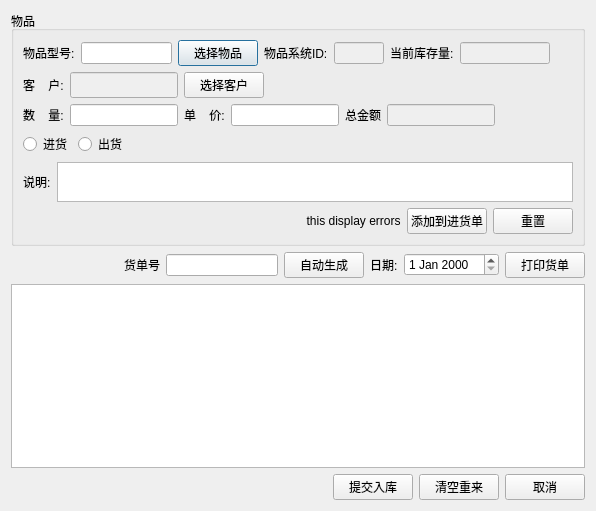
The window that python_study/src/ims/ui/DlgInOutArticle.ui (jiang520/goodstart) describes before a commit, drawn with Qt 5.
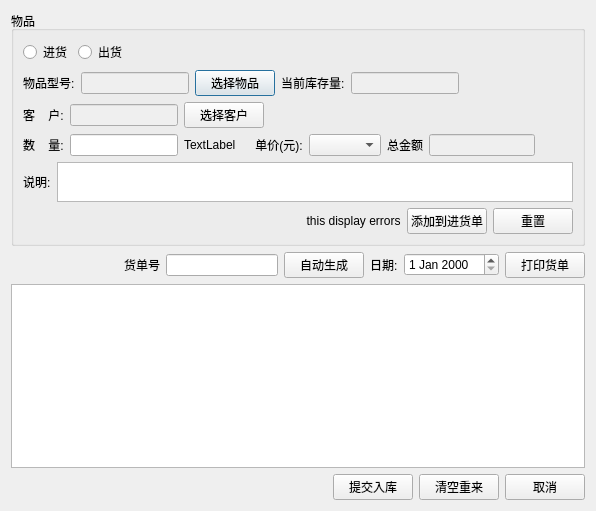
The same window after the commit.

Commit message: [chg]将物品信息添加,修改放到单独的窗口 [chg]增加了出入库的查询条件

What changed in the file:
```diff
--- a/python_study/src/ims/ui/DlgInOutArticle.ui
+++ b/python_study/src/ims/ui/DlgInOutArticle.ui
@@ -22,6 +22,37 @@
         <string>物品</string>
        </property>
        <layout class="QVBoxLayout" name="verticalLayout">
+        <item>
+         <layout class="QHBoxLayout" name="horizontalLayout">
+          <item>
+           <widget class="QRadioButton" name="radioButton_in">
+            <property name="text">
+             <string>进货</string>
+            </property>
+           </widget>
+          </item>
+          <item>
+           <widget class="QRadioButton" name="radioButton_out">
+            <property name="text">
+             <string>出货</string>
+            </property>
+           </widget>
+          </item>
+          <item>
+           <spacer name="horizontalSpacer_5">
+            <property name="orientation">
+             <enum>Qt::Horizontal</enum>
+            </property>
+            <property name="sizeHint" stdset="0">
+             <size>
+              <width>40</width>
+              <height>20</height>
+             </size>
+            </property>
+           </spacer>
+          </item>
+         </layout>
+        </item>
         <item>
          <layout class="QHBoxLayout" name="horizontalLayout_8">
           <item>
@@ -33,6 +64,9 @@
           </item>
           <item>
            <widget class="QLineEdit" name="lineEdit_articlename">
+            <property name="enabled">
+             <bool>false</bool>
+            </property>
             <property name="sizePolicy">
              <sizepolicy hsizetype="Preferred" vsizetype="Fixed">
               <horstretch>0</horstretch>
@@ -51,32 +85,6 @@
             </property>
            </widget>
           </item>
-          <item>
-           <widget class="QLabel" name="label_8">
-            <property name="text">
-             <string>物品系统ID:</string>
-            </property>
-           </widget>
-          </item>
-          <item>
-           <widget class="QLineEdit" name="lineEdit_articleid">
-            <property name="enabled">
-             <bool>false</bool>
-            </property>
-            <property name="sizePolicy">
-             <sizepolicy hsizetype="Minimum" vsizetype="Fixed">
-              <horstretch>0</horstretch>
-              <verstretch>0</verstretch>
-             </sizepolicy>
-            </property>
-            <property name="maximumSize">
-             <size>
-              <width>50</width>
-              <height>16777215</height>
-             </size>
-            </property>
-           </widget>
-          </item>
           <item>
            <widget class="QLabel" name="label_10">
             <property name="text">
@@ -127,7 +135,7 @@
              <bool>false</bool>
             </property>
             <property name="sizePolicy">
-             <sizepolicy hsizetype="Preferred" vsizetype="Preferred">
+             <sizepolicy hsizetype="Preferred" vsizetype="Fixed">
               <horstretch>0</horstretch>
               <verstretch>0</verstretch>
              </sizepolicy>
@@ -171,29 +179,29 @@
           <item>
            <widget class="QLineEdit" name="lineEdit_count">
             <property name="sizePolicy">
-             <sizepolicy hsizetype="Preferred" vsizetype="Fixed">
+             <sizepolicy hsizetype="Minimum" vsizetype="Fixed">
               <horstretch>0</horstretch>
               <verstretch>0</verstretch>
              </sizepolicy>
             </property>
            </widget>
           </item>
+          <item>
+           <widget class="QLabel" name="label_unit">
+            <property name="text">
+             <string>TextLabel</string>
+            </property>
+           </widget>
+          </item>
           <item>
            <widget class="QLabel" name="label_price">
             <property name="text">
-             <string>单    价:</string>
+             <string>    单价(元):</string>
             </property>
            </widget>
           </item>
           <item>
-           <widget class="QLineEdit" name="lineEdit_price">
-            <property name="sizePolicy">
-             <sizepolicy hsizetype="Preferred" vsizetype="Fixed">
-              <horstretch>0</horstretch>
-              <verstretch>0</verstretch>
-             </sizepolicy>
-            </property>
-           </widget>
+           <widget class="QComboBox" name="comboBox_price"/>
           </item>
           <item>
            <widget class="QLabel" name="label_total">
@@ -236,37 +244,6 @@
           </item>
          </layout>
         </item>
-        <item>
-         <layout class="QHBoxLayout" name="horizontalLayout">
-          <item>
-           <widget class="QRadioButton" name="radioButton_in">
-            <property name="text">
-             <string>进货</string>
-            </property>
-           </widget>
-          </item>
-          <item>
-           <widget class="QRadioButton" name="radioButton_out">
-            <property name="text">
-             <string>出货</string>
-            </property>
-           </widget>
-          </item>
-          <item>
-           <spacer name="horizontalSpacer_5">
-            <property name="orientation">
-             <enum>Qt::Horizontal</enum>
-            </property>
-            <property name="sizeHint" stdset="0">
-             <size>
-              <width>40</width>
-              <height>20</height>
-             </size>
-            </property>
-           </spacer>
-          </item>
-         </layout>
-        </item>
         <item>
          <layout class="QHBoxLayout" name="horizontalLayout_4">
           <item>
```
The commit also changes 25 other files.
